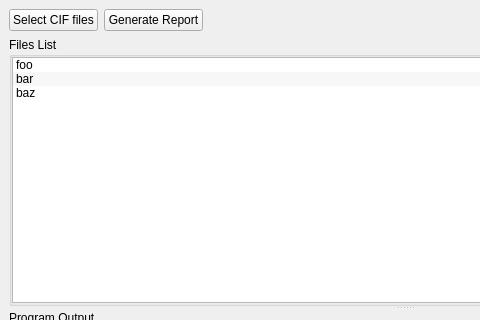
Above: gui/mainwindow.ui from dkratzert/multitable before the change; both pictures show x 0 to 480 and y 0 to 320 of the 809 by 588 pixel window. Below: the same form after it.
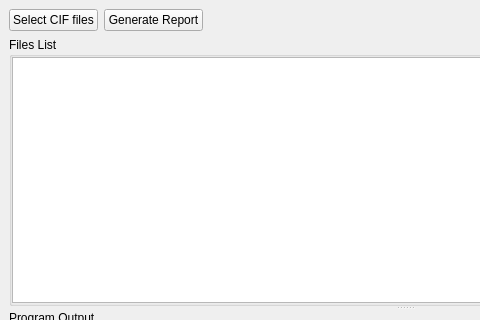
That is the form after the change.

Diff of the .ui file:
```diff
--- a/gui/mainwindow.ui
+++ b/gui/mainwindow.ui
@@ -91,21 +91,6 @@
           <property name="alternatingRowColors">
            <bool>true</bool>
           </property>
-          <item>
-           <property name="text">
-            <string>foo</string>
-           </property>
-          </item>
-          <item>
-           <property name="text">
-            <string>bar</string>
-           </property>
-          </item>
-          <item>
-           <property name="text">
-            <string>baz</string>
-           </property>
-          </item>
          </widget>
         </item>
        </layout>
```
